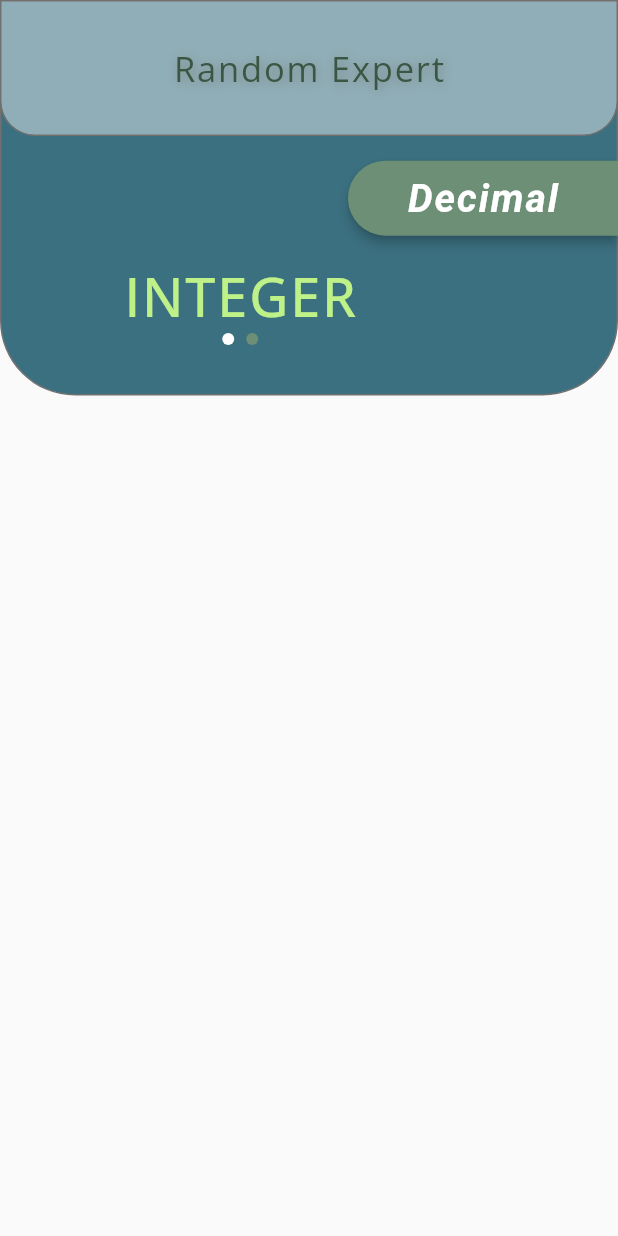
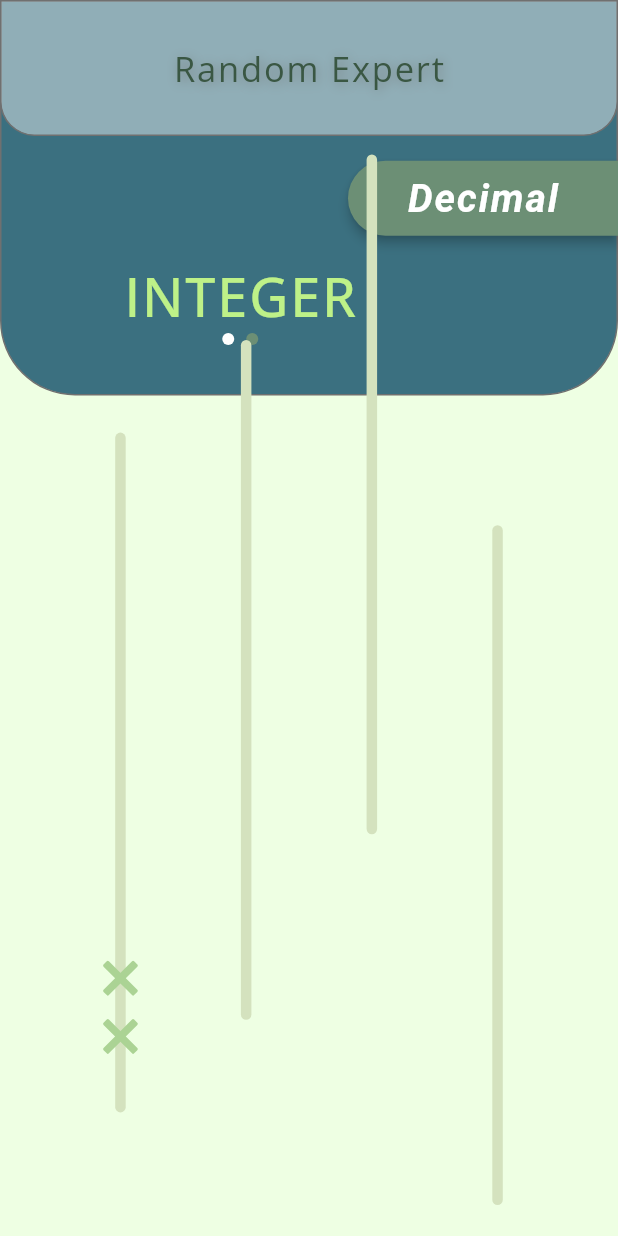
Before and after one commit to SakunthaMV/random_expert, a Flutter app: the screen it shows after launch, on a phone screen of 412 x 824 dp. Run offline on Flutter 3.47's test engine with Material 2 defaults, Android fonts, the phone set to English and light mode, and no system bars; our stand-ins replace google_fonts.

Commit message:
Background First Container Modified

```diff
--- a/lib/homepage.dart
+++ b/lib/homepage.dart
@@ -1,5 +1,6 @@
 import 'package:flutter/material.dart';
 import 'package:google_fonts/google_fonts.dart';
+import 'dart:math' as math;
 
 class HomePage extends StatefulWidget {
   const HomePage({Key? key}) : super(key: key);
@@ -14,11 +15,19 @@ class _HomePageState extends State<HomePage> {
   bool integer = true;
   Color firstDotColor = Colors.white;
   Color secondDotColor = Color.fromARGB(255, 108, 143, 117);
+
   @override
   Widget build(BuildContext context) {
-    double height = MediaQuery.of(context).size.height;
-    double width = MediaQuery.of(context).size.width;
+    double height = MediaQuery
+        .of(context)
+        .size
+        .height;
+    double width = MediaQuery
+        .of(context)
+        .size
+        .width;
     return Scaffold(
+      backgroundColor: Color.fromARGB(255, 238, 255, 227),
       body: Stack(
         alignment: AlignmentDirectional.topCenter,
         children: [
@@ -71,14 +80,14 @@ class _HomePageState extends State<HomePage> {
           Align(
             alignment: Alignment.topRight,
             child: Padding(
-              padding: EdgeInsets.only(top: height*0.13),
+              padding: EdgeInsets.only(top: height * 0.13),
               child: SizedBox(
                 height: 50,
                 width: 180,
                 child: ElevatedButton(
                   onPressed: () {
                     integer = !integer;
-                    if (integer){
+                    if (integer) {
                       setState(() {
                         type = 'INTEGER';
                         buttonType = 'Decimal';
@@ -100,7 +109,7 @@ class _HomePageState extends State<HomePage> {
                       fontSize: 26,
                       fontStyle: FontStyle.italic,
                       fontWeight: FontWeight.bold,
-                      letterSpacing: 1.2
+                      letterSpacing: 1.2,
                     ),
                   ),
                   style: ElevatedButton.styleFrom(
@@ -120,7 +129,7 @@ class _HomePageState extends State<HomePage> {
           Align(
             alignment: Alignment.topLeft,
             child: Padding(
-              padding: EdgeInsets.only(top: height*0.21, left: width*0.2),
+              padding: EdgeInsets.only(top: height * 0.21, left: width * 0.2),
               child: Column(
                 mainAxisAlignment: MainAxisAlignment.center,
                 mainAxisSize: MainAxisSize.min,
@@ -128,11 +137,10 @@ class _HomePageState extends State<HomePage> {
                   Text(
                     type,
                     style: GoogleFonts.openSans(
-                      fontSize: 36,
-                      color: Color.fromARGB(255, 190, 241, 136),
-                      fontWeight: FontWeight.w500,
-                      letterSpacing: 1.2
-                    ),
+                        fontSize: 36,
+                        color: Color.fromARGB(255, 190, 241, 136),
+                        fontWeight: FontWeight.w500,
+                        letterSpacing: 1.2),
                   ),
                   Row(
                     mainAxisSize: MainAxisSize.min,
@@ -141,9 +149,7 @@ class _HomePageState extends State<HomePage> {
                         height: 8,
                         width: 8,
                         decoration: BoxDecoration(
-                          color: firstDotColor,
-                          borderRadius: BorderRadius.circular(5)
-                        ),
+                            color: firstDotColor, borderRadius: BorderRadius.circular(5)),
                       ),
                       SizedBox(
                         width: 8,
@@ -152,9 +158,7 @@ class _HomePageState extends State<HomePage> {
                         height: 8,
                         width: 8,
                         decoration: BoxDecoration(
-                            color:secondDotColor,
-                            borderRadius: BorderRadius.circular(5)
-                        ),
+                            color: secondDotColor, borderRadius: BorderRadius.circular(5)),
                       ),
                     ],
                   ),
@@ -162,6 +166,120 @@ class _HomePageState extends State<HomePage> {
               ),
             ),
           ),
+          Row(
+            mainAxisAlignment: MainAxisAlignment.spaceEvenly,
+            children: [
+              Padding(
+                padding: EdgeInsets.only(top: height*0.35),
+                child: Stack(
+                  alignment: AlignmentDirectional.topCenter,
+                  children: [
+                    Container(
+                      height: height * 0.55,
+                      width: 7,
+                      decoration: BoxDecoration(
+                        color: Color.fromARGB(255, 212, 226, 190),
+                        borderRadius: BorderRadius.circular(4),
+                      ),
+                    ),
+                    Align(
+                      alignment: Alignment.center,
+                      child: Padding(
+                        padding: EdgeInsets.only(top: height*0.28),
+                        child: Column(
+                          mainAxisSize: MainAxisSize.min,
+                          children: [
+                            Stack(
+                              children: [
+                                Transform.rotate(
+                                  angle: math.pi/4,
+                                  child: Container(
+                                    height: height * 0.035,
+                                    width: 5,
+                                    decoration: BoxDecoration(
+                                      color: Color.fromARGB(255, 171, 211, 148),
+                                      borderRadius: BorderRadius.circular(1),
+                                    ),
+                                  ),
+                                ),
+                                Transform.rotate(
+                                  angle: -math.pi/4,
+                                  child: Container(
+                                    height: height * 0.035,
+                                    width: 5,
+                                    decoration: BoxDecoration(
+                                      color: Color.fromARGB(255, 171, 211, 148),
+                                      borderRadius: BorderRadius.circular(1),
+                                    ),
+                                  ),
+                                ),
+                              ],
+                            ),
+                            SizedBox(
+                              height: 10,
+                            ),
+                            Stack(
+                              children: [
+                                Transform.rotate(
+                                  angle: math.pi/4,
+                                  child: Container(
+                                    height: height * 0.035,
+                                    width: 5,
+                                    decoration: BoxDecoration(
+                                      color: Color.fromARGB(255, 171, 211, 148),
+                                      borderRadius: BorderRadius.circular(1),
+                                    ),
+                                  ),
+                                ),
+                                Transform.rotate(
+                                  angle: -math.pi/4,
+                                  child: Container(
+                                    height: height * 0.035,
+                                    width: 5,
+                                    decoration: BoxDecoration(
+                                      color: Color.fromARGB(255, 171, 211, 148),
+                                      borderRadius: BorderRadius.circular(1),
+                                    ),
+                                  ),
+                                ),
+                              ],
+                            ),
+                          ],
+                        ),
+                      ),
+                    ),
+                  ],
+                ),
+              ),
+              Container(
+                height: height * 0.55,
+                width: 7,
+                margin: EdgeInsets.only(top: height * 0.1),
+                decoration: BoxDecoration(
+                  color: Color.fromARGB(255, 212, 226, 190),
+                  borderRadius: BorderRadius.circular(4),
+                ),
+              ),
+              Container(
+                height: height * 0.55,
+                width: 7,
+                margin: EdgeInsets.only(bottom: height * 0.2),
+                decoration: BoxDecoration(
+                  color: Color.fromARGB(255, 212, 226, 190),
+                  borderRadius: BorderRadius.circular(4),
+                ),
+              ),
+              Container(
+                height: height * 0.55,
+                width: 7,
+                margin: EdgeInsets.only(top: height * 0.4),
+                decoration: BoxDecoration(
+                  color: Color.fromARGB(255, 212, 226, 190),
+                  borderRadius: BorderRadius.circular(4),
+                ),
+              ),
+            ],
+          ),
         ],
       ),
     );
```
